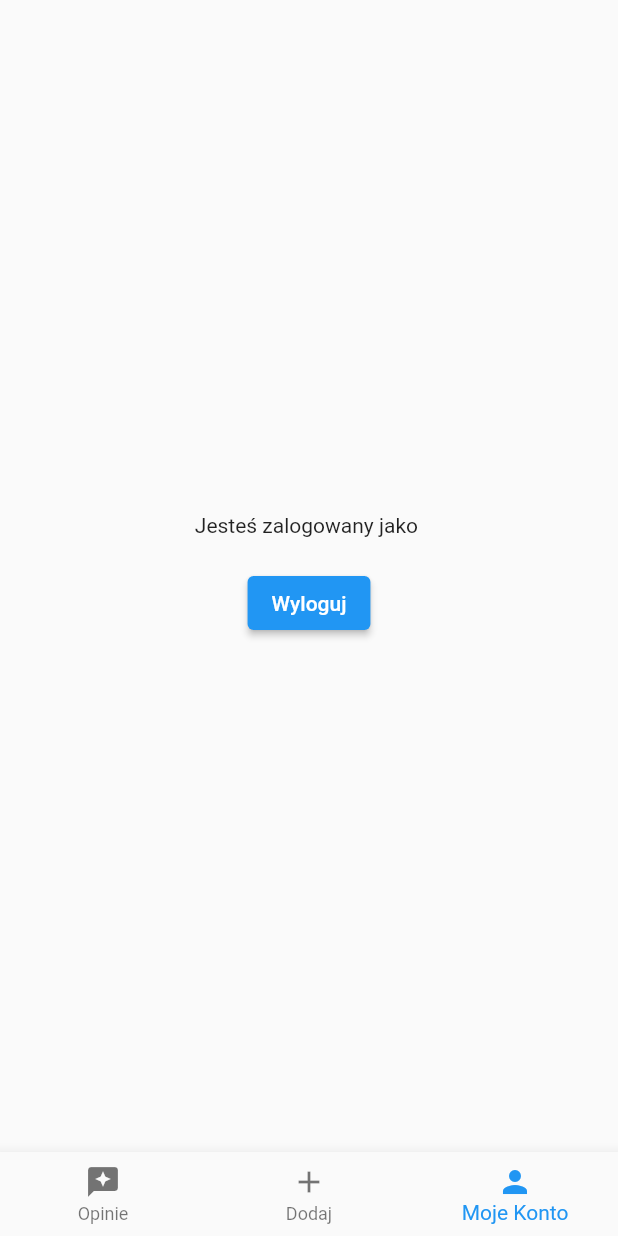
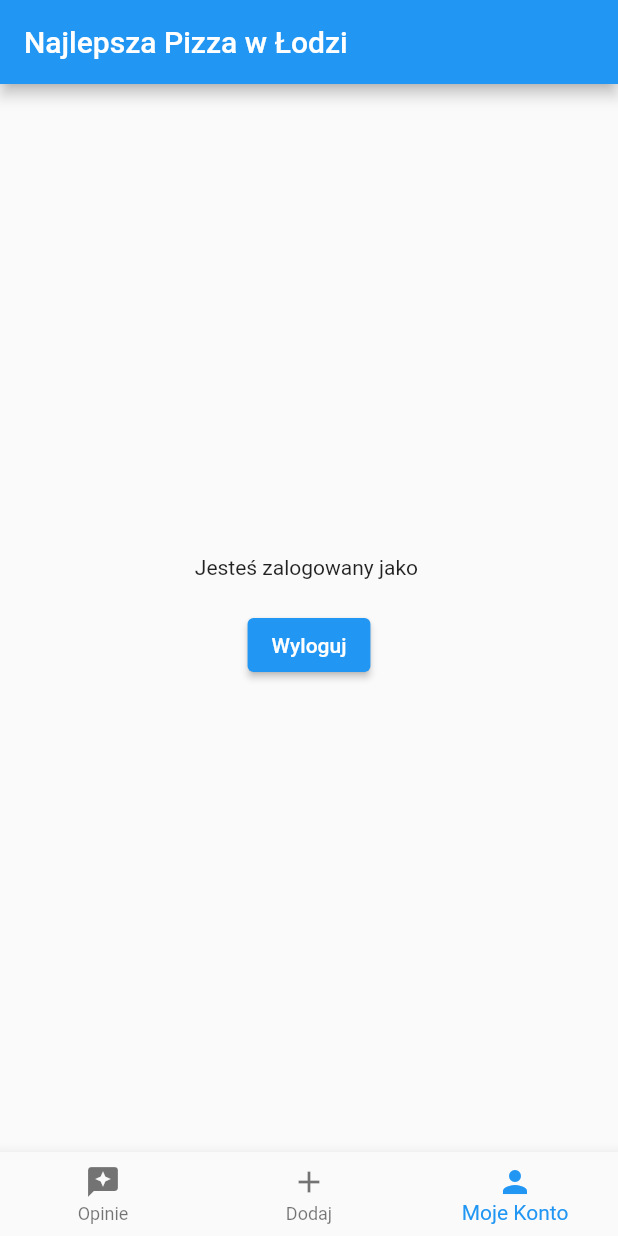
Before and after one commit to patrickkoszewski/pizza, a Flutter app: the screen it shows once a user with an empty profile is signed in, item 3 of the bottom bar chosen, after a tap on "Wyloguj", on a phone screen of 412 x 824 dp. Run offline on Flutter 3.47's test engine with Material 2 defaults, Android fonts, the phone set to English and light mode, and no system bars; our stand-ins replace cloud_firestore, firebase_auth, firebase_core; accounts and stored records are empty; network calls fail.

```diff
--- /dev/null
+++ b/lib/app/home/add_opinion/my_opinion_page_content.dart
@@ -0,0 +1,14 @@
+import 'package:flutter/material.dart';
+
+class AddOpinionPageContent extends StatelessWidget {
+  const AddOpinionPageContent({
+    Key? key,
+  }) : super(key: key);
+
+  @override
+  Widget build(BuildContext context) {
+    return const Center(
+      child: Text('Dwa'),
+    );
+  }
+}
--- a/lib/app/home/home_page.dart
+++ b/lib/app/home/home_page.dart
@@ -1,5 +1,9 @@
 import 'package:firebase_auth/firebase_auth.dart';
 import 'package:flutter/material.dart';
+
+import 'add_opinion/my_opinion_page_content.dart';
+import 'my_account/my_account_page_content.dart';
+import 'restaurants/restaurants_page_content.dart';
 
 class HomePage extends StatefulWidget {
   const HomePage({
@@ -19,32 +23,17 @@ class _HomePageState extends State<HomePage> {
   @override
   Widget build(BuildContext context) {
     return Scaffold(
+      appBar: AppBar(
+        title: const Text('Najlepsza Pizza w Łodzi'),
+      ),
       body: Builder(builder: (context) {
         if (currentIndex == 0) {
-          return Center(
-            child: Text('Jeden'),
-          );
+          return const RestaurantsPageContent();
         }
         if (currentIndex == 1) {
-          return Center(
-            child: Text('Dwa'),
-          );
+          return const AddOpinionPageContent();
         }
-        return Center(
-          child: Column(
-            mainAxisAlignment: MainAxisAlignment.center,
-            children: [
-              Text('Jesteś zalogowany jako ${widget.user.email}'),
-              const SizedBox(height: 20),
-              ElevatedButton(
-                onPressed: () {
-                  FirebaseAuth.instance.signOut();
-                },
-                child: const Text('Wyloguj'),
-              ),
-            ],
-          ),
-        );
+        return MyAccountPageContent(email: widget.user.email);
       }),
       bottomNavigationBar: BottomNavigationBar(
         currentIndex: currentIndex,
--- /dev/null
+++ b/lib/app/home/my_account/my_account_page_content.dart
@@ -0,0 +1,30 @@
+import 'package:firebase_auth/firebase_auth.dart';
+import 'package:flutter/material.dart';
+
+class MyAccountPageContent extends StatelessWidget {
+  const MyAccountPageContent({
+    Key? key,
+    required this.email,
+  }) : super(key: key);
+
+  final String? email;
+
+  @override
+  Widget build(BuildContext context) {
+    return Center(
+      child: Column(
+        mainAxisAlignment: MainAxisAlignment.center,
+        children: [
+          Text('Jesteś zalogowany jako $email'),
+          const SizedBox(height: 20),
+          ElevatedButton(
+            onPressed: () {
+              FirebaseAuth.instance.signOut();
+            },
+            child: const Text('Wyloguj'),
+          ),
+        ],
+      ),
+    );
+  }
+}
--- /dev/null
+++ b/lib/app/home/restaurants/restaurants_page_content.dart
@@ -0,0 +1,53 @@
+import 'package:cloud_firestore/cloud_firestore.dart';
+import 'package:flutter/material.dart';
+
+class RestaurantsPageContent extends StatelessWidget {
+  const RestaurantsPageContent({
+    Key? key,
+  }) : super(key: key);
+
+  @override
+  Widget build(BuildContext context) {
+    return StreamBuilder<QuerySnapshot<Map<String, dynamic>>>(
+        stream:
+            FirebaseFirestore.instance.collection('restaurants').snapshots(),
+        builder: (context, snapshot) {
+          if (snapshot.hasError) {
+            return const Center(
+              child: Text('Something went wrong'),
+            );
+          }
+
+          if (snapshot.connectionState == ConnectionState.waiting) {
+            return const Center(
+              child: Text('Loading'),
+            );
+          }
+
+          final documents = snapshot.data!.docs;
+
+          return ListView(
+            children: [
+              for (final document in documents) ...[
+                Padding(
+                  padding: const EdgeInsets.all(20),
+                  child: Row(
+                    mainAxisAlignment: MainAxisAlignment.spaceBetween,
+                    children: [
+                      Column(
+                        crossAxisAlignment: CrossAxisAlignment.start,
+                        children: [
+                          Text(document['name']),
+                          Text(document['pizza']),
+                        ],
+                      ),
+                      Text(document['rating'].toString()),
+                    ],
+                  ),
+                ),
+              ],
+            ],
+          );
+        });
+  }
+}
--- a/lib/app/login/login_page.dart
+++ b/lib/app/login/login_page.dart
@@ -91,7 +91,7 @@ class _LoginPageState extends State<LoginPage> {
                       isCreatingAccount = false;
                     });
                   },
-                  child: Text('Masz już konto?'),
+                  child: const Text('Masz już konto?'),
                 )
               ],
             ],
--- a/pubspec.yaml
+++ b/pubspec.yaml
@@ -36,6 +36,7 @@ dependencies:
   cupertino_icons: ^1.0.2
   firebase_core: ^1.24.0
   firebase_auth: ^3.11.2
+  cloud_firestore: ^3.5.1
 
 dev_dependencies:
   flutter_test:
```
Also changed, not shown: pubspec.lock, 1 other file.
